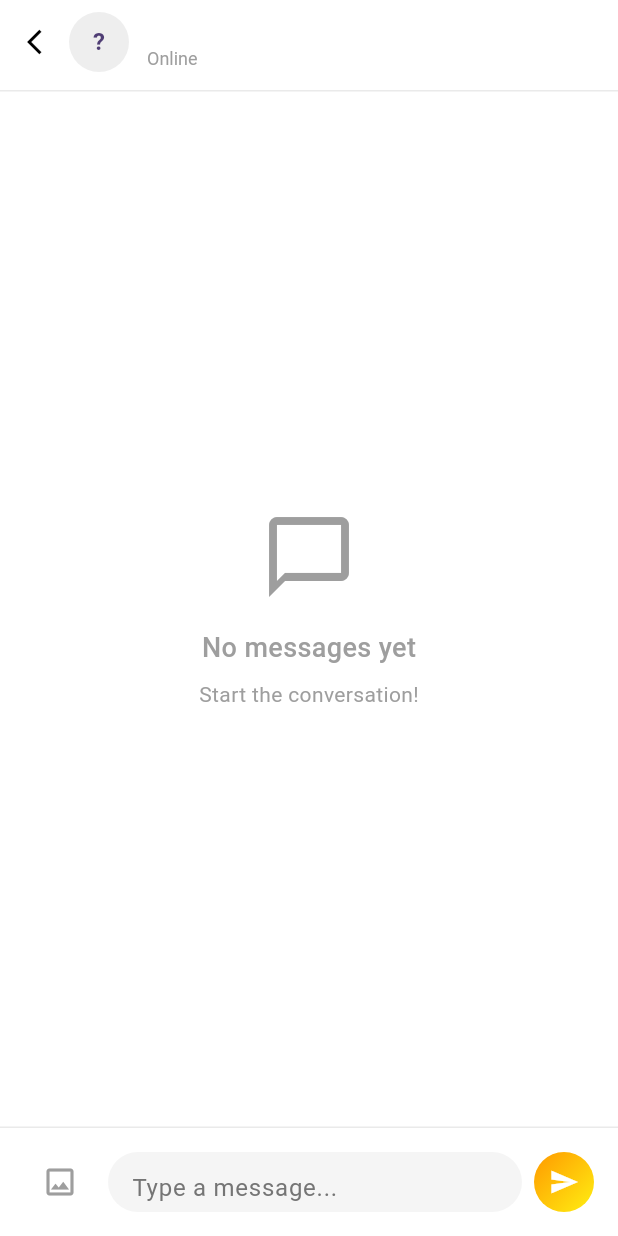
After one commit to ZAEEM1014/new_xori-, a Flutter app: the ChatScreen screen opened by its route, on a phone screen of 412 x 824 dp. The commit adds this screen. Run offline on Flutter 3.47's test engine with Material 3 defaults, Android fonts, the phone set to English and light mode, and no system bars; our stand-ins replace camera, cloud_firestore, firebase_auth, firebase_core, firebase_storage, flutter_svg and 8 more; missing offline and left inert: cloudinary_sdk; accounts and stored records are empty.

Commit message:
chat feature is working but there are some issues in chat screen _______________MD

```diff
--- a/lib/module/chat/controller/chat_controller.dart
+++ b/lib/module/chat/controller/chat_controller.dart
@@ -74,7 +74,9 @@ class ChatController extends GetxController {
 
   Future<void> sendTextMessage(String content) async {
     try {
-      if (content.trim().isEmpty || currentUserId.isEmpty || contactId.value.isEmpty) {
+      if (content.trim().isEmpty ||
+          currentUserId.isEmpty ||
+          contactId.value.isEmpty) {
         return;
       }
 
--- /dev/null
+++ b/lib/module/chat/view/chat_screen.dart
@@ -0,0 +1,393 @@
+import 'package:flutter/material.dart';
+import 'package:get/get.dart';
+import 'package:xori/constants/app_colors.dart';
+import '../controller/chat_controller.dart';
+
+class ChatScreen extends GetView<ChatController> {
+  ChatScreen({Key? key}) : super(key: key);
+
+  final TextEditingController _messageController = TextEditingController();
+
+  @override
+  Widget build(BuildContext context) {
+    return Scaffold(
+      backgroundColor: Colors.white,
+      appBar: PreferredSize(
+        preferredSize: const Size.fromHeight(60),
+        child: AppBar(
+          backgroundColor: Colors.white,
+          elevation: 0,
+          leadingWidth: 30,
+          leading: Padding(
+            padding: const EdgeInsets.only(left: 10),
+            child: IconButton(
+              icon: const Icon(
+                Icons.arrow_back_ios,
+                color: Colors.black,
+                size: 20,
+              ),
+              onPressed: () => Get.back(),
+            ),
+          ),
+          title: Obx(() => Row(
+                children: [
+                  CircleAvatar(
+                    radius: 20,
+                    backgroundColor: Colors.grey.shade200,
+                    backgroundImage: controller.contactAvatar.value.isNotEmpty
+                        ? NetworkImage(controller.contactAvatar.value)
+                        : null,
+                    child: controller.contactAvatar.value.isEmpty
+                        ? Text(
+                            controller.contactName.value.isNotEmpty
+                                ? controller.contactName.value[0].toUpperCase()
+                                : '?',
+                            style: const TextStyle(
+                              fontWeight: FontWeight.bold,
+                              fontSize: 16,
+                            ),
+                          )
+                        : null,
+                  ),
+                  const SizedBox(width: 12),
+                  Column(
+                    crossAxisAlignment: CrossAxisAlignment.start,
+                    mainAxisAlignment: MainAxisAlignment.center,
+                    children: [
+                      Text(
+                        controller.contactName.value,
+                        style: const TextStyle(
+                          color: Colors.black,
+                          fontSize: 16,
+                          fontWeight: FontWeight.w600,
+                        ),
+                      ),
+                      const SizedBox(height: 2),
+                      const Text(
+                        'Online',
+                        style: TextStyle(color: Colors.grey, fontSize: 12),
+                      ),
+                    ],
+                  ),
+                ],
+              )),
+        ),
+      ),
+      body: Column(
+        children: [
+          const Divider(height: 1, color: Color(0xFFEAEAEA)),
+          Expanded(
+            child: Obx(() {
+              if (controller.isLoading.value) {
+                return const Center(
+                  child: CircularProgressIndicator(),
+                );
+              }
+
+              if (controller.messages.isEmpty) {
+                return const Center(
+                  child: Column(
+                    mainAxisAlignment: MainAxisAlignment.center,
+                    children: [
+                      Icon(
+                        Icons.chat_bubble_outline,
+                        size: 64,
+                        color: Colors.grey,
+                      ),
+                      SizedBox(height: 16),
+                      Text(
+                        'No messages yet',
+                        style: TextStyle(
+                          fontSize: 18,
+                          color: Colors.grey,
+                          fontWeight: FontWeight.w500,
+                        ),
+                      ),
+                      SizedBox(height: 8),
+                      Text(
+                        'Start the conversation!',
+                        style: TextStyle(
+                          fontSize: 14,
+                          color: Colors.grey,
+                        ),
+                      ),
+                    ],
+                  ),
+                );
+              }
+
+              return ListView.builder(
+                padding: const EdgeInsets.all(16),
+                itemCount: controller.messages.length,
+                itemBuilder: (context, index) {
+                  final message = controller.messages[index];
+                  final isSent = controller.isSentMessage(message);
+                  final timeString =
+                      controller.getTimeString(message.timestamp.toDate());
+
+                  if (message.type == 'image') {
+                    return isSent
+                        ? _buildSentMessage(
+                            message.content,
+                            timeString,
+                            image: message.mediaUrl,
+                          )
+                        : _buildReceivedMessage(
+                            message.content,
+                            timeString,
+                            image: message.mediaUrl,
+                          );
+                  } else {
+                    return isSent
+                        ? _buildSentMessage(message.content, timeString)
+                        : _buildReceivedMessage(message.content, timeString);
+                  }
+                },
+              );
+            }),
+          ),
+          Container(
+            padding: const EdgeInsets.symmetric(horizontal: 16, vertical: 12),
+            decoration: const BoxDecoration(
+              color: Colors.white,
+              border: Border(top: BorderSide(color: Color(0xFFEAEAEA))),
+            ),
+            child: Obx(() => Row(
+                  children: [
+                    IconButton(
+                      icon: const Icon(Icons.image_outlined),
+                      color: Colors.grey,
+                      onPressed: controller.isSending.value
+                          ? null
+                          : () => controller.sendImageMessage(),
+                    ),
+                    const SizedBox(width: 8),
+                    Expanded(
+                      child: Container(
+                        height: 40,
+                        decoration: BoxDecoration(
+                          color: const Color(0xFFF5F5F5),
+                          borderRadius: BorderRadius.circular(20),
+                        ),
+                        child: TextField(
+                          controller: _messageController,
+                          decoration: InputDecoration(
+                            hintText: 'Type a message...',
+                            hintStyle: TextStyle(color: Colors.grey.shade600),
+                            border: InputBorder.none,
+                            contentPadding: const EdgeInsets.symmetric(
+                              horizontal: 16,
+                            ),
+                          ),
+                          onChanged: (value) {
+                            if (value.isNotEmpty) {
+                              controller.startTyping();
+                            } else {
+                              controller.stopTyping();
+                            }
+                          },
+                          onSubmitted: (value) => _sendMessage(),
+                        ),
+                      ),
+                    ),
+                    const SizedBox(width: 8),
+                    Container(
+                      width: 40,
+                      height: 40,
+                      decoration: BoxDecoration(
+                        gradient: LinearGradient(
+                          colors: [AppColors.primary, AppColors.yellow],
+                          begin: Alignment.topLeft,
+                          end: Alignment.bottomRight,
+                        ),
+                        shape: BoxShape.circle,
+                      ),
+                      child: controller.isSending.value
+                          ? const SizedBox(
+                              width: 20,
+                              height: 20,
+                              child: CircularProgressIndicator(
+                                strokeWidth: 2,
+                                color: Colors.white,
+                              ),
+                            )
+                          : IconButton(
+                              icon: const Icon(Icons.send,
+                                  color: Colors.white, size: 20),
+                              onPressed: _sendMessage,
+                            ),
+                    ),
+                  ],
+                )),
+          ),
+        ],
+      ),
+    );
+  }
+
+  void _sendMessage() {
+    final message = _messageController.text.trim();
+    if (message.isNotEmpty) {
+      controller.sendTextMessage(message);
+      _messageController.clear();
+      controller.stopTyping();
+    }
+  }
+
+  Widget _buildReceivedMessage(String message, String time, {String? image}) {
+    return Padding(
+      padding: const EdgeInsets.only(bottom: 16),
+      child: Row(
+        crossAxisAlignment: CrossAxisAlignment.start,
+        children: [
+          CircleAvatar(
+            radius: 16,
+            backgroundColor: Colors.grey.shade200,
+            backgroundImage: controller.contactAvatar.value.isNotEmpty
+                ? NetworkImage(controller.contactAvatar.value)
+                : null,
+            child: controller.contactAvatar.value.isEmpty
+                ? Text(
+                    controller.contactName.value.isNotEmpty
+                        ? controller.contactName.value[0].toUpperCase()
+                        : '?',
+                    style: const TextStyle(
+                      fontWeight: FontWeight.bold,
+                      fontSize: 12,
+                    ),
+                  )
+                : null,
+          ),
+          const SizedBox(width: 8),
+          Flexible(
+            child: Column(
+              crossAxisAlignment: CrossAxisAlignment.start,
+              children: [
+                Container(
+                  constraints: BoxConstraints(maxWidth: Get.width * 0.6),
+                  decoration: BoxDecoration(
+                    color: Colors.white,
+                    border: Border.all(color: const Color(0xFFEAEAEA)),
+                    borderRadius: const BorderRadius.only(
+                      topRight: Radius.circular(16),
+                      bottomLeft: Radius.circular(16),
+                      bottomRight: Radius.circular(16),
+                    ),
+                  ),
+                  child: Column(
+                    crossAxisAlignment: CrossAxisAlignment.start,
+                    children: [
+                      if (image != null)
+                        ClipRRect(
+                          borderRadius: const BorderRadius.only(
+                            topRight: Radius.circular(16),
+                          ),
+                          child: Image.network(
+                            image,
+                            fit: BoxFit.cover,
+                            width: double.infinity,
+                            errorBuilder: (context, error, stackTrace) {
+                              return Container(
+                                height: 200,
+                                color: Colors.grey[300],
+                                child: const Icon(Icons.broken_image, size: 50),
+                              );
+                            },
+                          ),
+                        ),
+                      Padding(
+                        padding: const EdgeInsets.symmetric(
+                          horizontal: 16,
+                          vertical: 12,
+                        ),
+                        child: Text(
+                          message,
+                          style: const TextStyle(
+                            color: Colors.black,
+                            fontSize: 14,
+                          ),
+                        ),
+                      ),
+                    ],
+                  ),
+                ),
+                Padding(
+                  padding: const EdgeInsets.only(top: 4, left: 4),
+                  child: Text(
+                    time,
+                    style: const TextStyle(color: Colors.grey, fontSize: 10),
+                  ),
+                ),
+              ],
+            ),
+          ),
+        ],
+      ),
+    );
+  }
+
+  Widget _buildSentMessage(String message, String time, {String? image}) {
+    return Padding(
+      padding: const EdgeInsets.only(bottom: 16),
+      child: Align(
+        alignment: Alignment.centerRight,
+        child: Column(
+          crossAxisAlignment: CrossAxisAlignment.end,
+          children: [
+            Container(
+              constraints: BoxConstraints(maxWidth: Get.width * 0.6),
+              decoration: BoxDecoration(
+                color: AppColors.chatBubbleYellow,
+                borderRadius: const BorderRadius.only(
+                  topLeft: Radius.circular(16),
+                  bottomLeft: Radius.circular(16),
+                  bottomRight: Radius.circular(16),
+                ),
+              ),
+              child: Column(
+                crossAxisAlignment: CrossAxisAlignment.start,
+                children: [
+                  if (image != null)
+                    ClipRRect(
+                      borderRadius: const BorderRadius.only(
+                        topLeft: Radius.circular(16),
+                      ),
+                      child: Image.network(
+                        image,
+                        fit: BoxFit.cover,
+                        width: double.infinity,
+                        errorBuilder: (context, error, stackTrace) {
+                          return Container(
+                            height: 200,
+                            color: Colors.grey[300],
+                            child: const Icon(Icons.broken_image, size: 50),
+                          );
+                        },
+                      ),
+                    ),
+                  Padding(
+                    padding: const EdgeInsets.symmetric(
+                      horizontal: 16,
+                      vertical: 12,
+                    ),
+                    child: Text(
+                      message,
+                      style: const TextStyle(color: Colors.black, fontSize: 14),
+                    ),
+                  ),
+                ],
+              ),
+            ),
+            Padding(
+              padding: const EdgeInsets.only(top: 4, right: 4),
+              child: Text(
+                time,
+                style: const TextStyle(color: Colors.grey, fontSize: 10),
+              ),
+            ),
+          ],
+        ),
+      ),
+    );
+  }
+}
--- a/lib/module/chat_list/binding/chat_list_binding.dart
+++ b/lib/module/chat_list/binding/chat_list_binding.dart
@@ -4,6 +4,6 @@ import 'package:xori/module/chat_list/controller/chat_list_controller.dart';
 class ChatListBinding extends Bindings {
   @override
   void dependencies() {
-    Get.lazyPut<ChatController>(() => ChatController());
+    Get.lazyPut<ChatListController>(() => ChatListController());
   }
 }
```
Also changed, not shown: lib/module/chat_list/controller/chat_list_controller.dart (+18 -9 lines), lib/module/chat_list/view/chat_list_screen.dart (+6 -10 lines), lib/services/message_service.dart (+15 -11 lines), lib/routes/app_pages.dart (line endings or trailing spaces).
